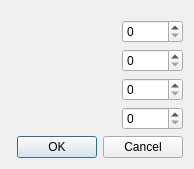
Old version of the form region/settings.ui in the repository yanuarakhid/vokoscreen.
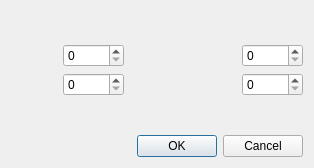
New version of the form.

Commit message: area dialog

The edit to the form file:
```diff
--- a/region/settings.ui
+++ b/region/settings.ui
@@ -6,8 +6,8 @@
    <rect>
     <x>0</x>
     <y>0</y>
-    <width>194</width>
-    <height>169</height>
+    <width>314</width>
+    <height>168</height>
    </rect>
   </property>
   <property name="windowTitle">
@@ -25,20 +25,6 @@
          </property>
         </widget>
        </item>
-       <item row="5" column="1">
-        <widget class="QSpinBox" name="area_Height_SpinBox">
-         <property name="maximum">
-          <number>65535</number>
-         </property>
-        </widget>
-       </item>
-       <item row="3" column="1">
-        <widget class="QSpinBox" name="area_Width_SpinBox">
-         <property name="maximum">
-          <number>65535</number>
-         </property>
-        </widget>
-       </item>
        <item row="2" column="1">
         <widget class="QSpinBox" name="area_Y_SpinBox">
          <property name="maximum">
@@ -46,87 +32,6 @@
          </property>
         </widget>
        </item>
-       <item row="3" column="0">
-        <layout class="QHBoxLayout" name="horizontalLayout_3">
-         <item>
-          <spacer name="horizontalSpacer">
-           <property name="orientation">
-            <enum>Qt::Horizontal</enum>
-           </property>
-           <property name="sizeHint" stdset="0">
-            <size>
-             <width>40</width>
-             <height>20</height>
-            </size>
-           </property>
-          </spacer>
-         </item>
-         <item>
-          <widget class="QLabel" name="areaLabelWidth">
-           <property name="text">
-            <string notr="true"/>
-           </property>
-          </widget>
-         </item>
-         <item>
-          <spacer name="horizontalSpacer_9">
-           <property name="orientation">
-            <enum>Qt::Horizontal</enum>
-           </property>
-           <property name="sizeHint" stdset="0">
-            <size>
-             <width>40</width>
-             <height>20</height>
-            </size>
-           </property>
-          </spacer>
-         </item>
-        </layout>
-       </item>
-       <item row="5" column="0">
-        <layout class="QVBoxLayout" name="verticalLayout_2">
-         <item>
-          <layout class="QHBoxLayout" name="horizontalLayout_5">
-           <item>
-            <spacer name="horizontalSpacer_5">
-             <property name="orientation">
-              <enum>Qt::Horizontal</enum>
-             </property>
-             <property name="sizeHint" stdset="0">
-              <size>
-               <width>40</width>
-               <height>20</height>
-              </size>
-             </property>
-            </spacer>
-           </item>
-           <item>
-            <widget class="QLabel" name="areaLabelHeight">
-             <property name="text">
-              <string notr="true"/>
-             </property>
-             <property name="scaledContents">
-              <bool>false</bool>
-             </property>
-            </widget>
-           </item>
-           <item>
-            <spacer name="horizontalSpacer_6">
-             <property name="orientation">
-              <enum>Qt::Horizontal</enum>
-             </property>
-             <property name="sizeHint" stdset="0">
-              <size>
-               <width>40</width>
-               <height>20</height>
-              </size>
-             </property>
-            </spacer>
-           </item>
-          </layout>
-         </item>
-        </layout>
-       </item>
        <item row="2" column="0">
         <layout class="QHBoxLayout" name="horizontalLayout_4">
          <item>
@@ -214,8 +119,125 @@
          </property>
         </spacer>
        </item>
+       <item row="2" column="3">
+        <layout class="QHBoxLayout" name="horizontalLayout_5">
+         <item>
+          <spacer name="horizontalSpacer_5">
+           <property name="orientation">
+            <enum>Qt::Horizontal</enum>
+           </property>
+           <property name="sizeHint" stdset="0">
+            <size>
+             <width>40</width>
+             <height>20</height>
+            </size>
+           </property>
+          </spacer>
+         </item>
+         <item>
+          <widget class="QLabel" name="areaLabelHeight">
+           <property name="text">
+            <string notr="true"/>
+           </property>
+           <property name="scaledContents">
+            <bool>false</bool>
+           </property>
+          </widget>
+         </item>
+         <item>
+          <spacer name="horizontalSpacer_6">
+           <property name="orientation">
+            <enum>Qt::Horizontal</enum>
+           </property>
+           <property name="sizeHint" stdset="0">
+            <size>
+             <width>40</width>
+             <height>20</height>
+            </size>
+           </property>
+          </spacer>
+         </item>
+        </layout>
+       </item>
+       <item row="1" column="3">
+        <layout class="QHBoxLayout" name="horizontalLayout_3">
+         <item>
+          <spacer name="horizontalSpacer_3">
+           <property name="orientation">
+            <enum>Qt::Horizontal</enum>
+           </property>
+           <property name="sizeHint" stdset="0">
+            <size>
+             <width>40</width>
+             <height>20</height>
+            </size>
+           </property>
+          </spacer>
+         </item>
+         <item>
+          <widget class="QLabel" name="areaLabelWidth">
+           <property name="text">
+            <string notr="true"/>
+           </property>
+          </widget>
+         </item>
+         <item>
+          <spacer name="horizontalSpacer_9">
+           <property name="orientation">
+            <enum>Qt::Horizontal</enum>
+           </property>
+           <property name="sizeHint" stdset="0">
+            <size>
+             <width>40</width>
+             <height>20</height>
+            </size>
+           </property>
+          </spacer>
+         </item>
+        </layout>
+       </item>
+       <item row="2" column="4">
+        <widget class="QSpinBox" name="area_Height_SpinBox">
+         <property name="maximum">
+          <number>65535</number>
+         </property>
+        </widget>
+       </item>
+       <item row="1" column="4">
+        <widget class="QSpinBox" name="area_Width_SpinBox">
+         <property name="maximum">
+          <number>65535</number>
+         </property>
+        </widget>
+       </item>
+       <item row="1" column="2">
+        <spacer name="horizontalSpacer">
+         <property name="orientation">
+          <enum>Qt::Horizontal</enum>
+         </property>
+         <property name="sizeHint" stdset="0">
+          <size>
+           <width>100</width>
+           <height>20</height>
+          </size>
+         </property>
+        </spacer>
+       </item>
       </layout>
      </item>
+     <item>
+      <spacer name="verticalSpacer_2">
+       <property name="orientation">
+        <enum>Qt::Vertical</enum>
+       </property>
+       <property name="sizeHint" stdset="0">
+        <size>
+         <width>20</width>
+         <height>40</height>
+        </size>
+       </property>
+      </spacer>
+     </item>
      <item>
       <layout class="QHBoxLayout" name="horizontalLayout">
        <item>
```
Left out of the diff: 2 changed lines with no effect on the pictures.
